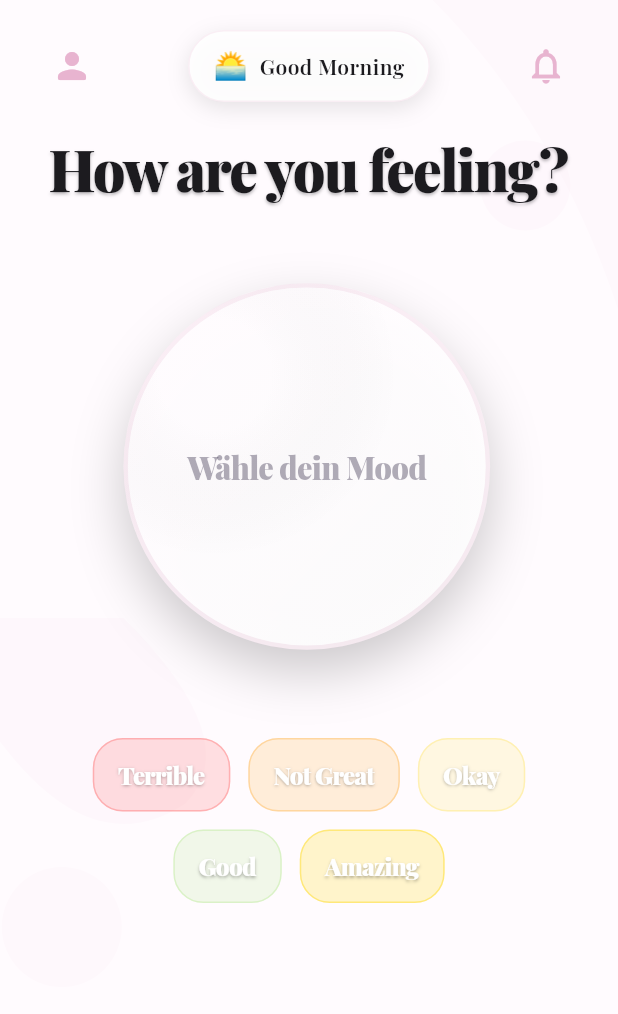
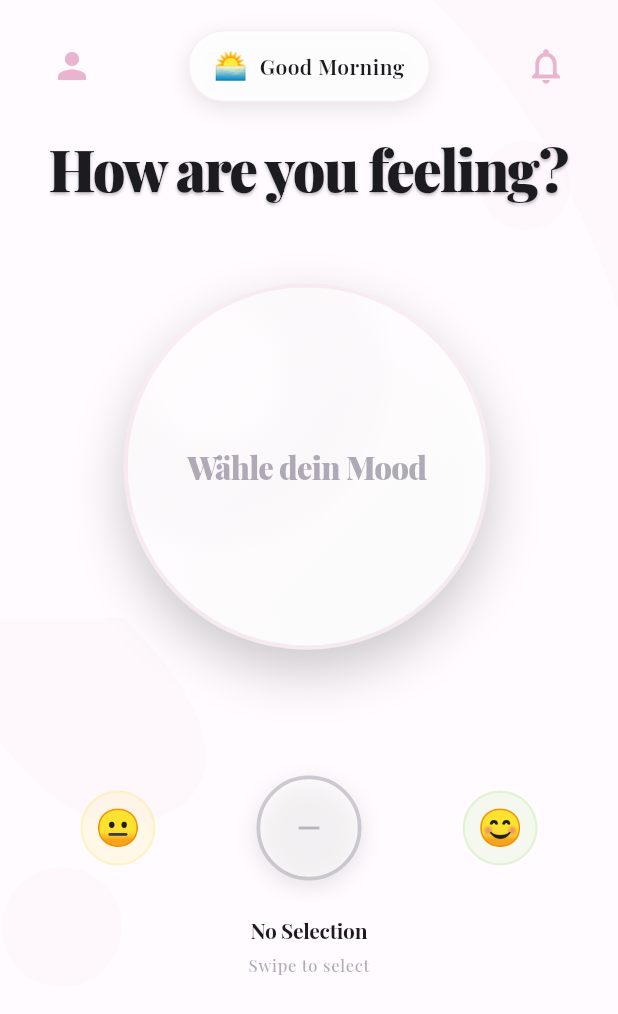
Before and after one commit to wwebpy/miuigirlsApp-Flutter, a Flutter app: the HomeScreen screen opened directly, on a phone screen of 412 x 824 dp. Shown: the top 1014 px of the screen. Run offline on Flutter 3.47's test engine with Material 3 defaults, Android fonts, the phone set to English and light mode, and no system bars; our stand-ins replace flutter_local_notifications, google_fonts, hive, hive_flutter, image_picker, table_calendar and 1 more; accounts and stored records are empty; generated files the repository leaves out were written again.

Commit message:
Mood Auswahl designed
- Horizontales Karussell implementiert
- Glow-Effekt für Liquid Fill Kreis
- Smooth Animationen beim Wechseln

```diff
--- a/lib/screens/home/home_screen.dart
+++ b/lib/screens/home/home_screen.dart
@@ -23,7 +23,9 @@ class _HomeScreenState extends State<HomeScreen> with TickerProviderStateMixin {
   List<Note> _recentNotes = [];
   late AnimationController _animationController;
   late AnimationController _pulseController;
+  late PageController _carouselController;
   int? _selectedMoodIndex;
+  int _currentCarouselIndex = 3; // Start in der Mitte (leerer Kreis)
 
   @override
   void initState() {
@@ -38,12 +40,18 @@ class _HomeScreenState extends State<HomeScreen> with TickerProviderStateMixin {
       vsync: this,
       duration: const Duration(milliseconds: 3000),
     )..repeat();
+
+    _carouselController = PageController(
+      initialPage: 3, // Start beim leeren Kreis (Index 3)
+      viewportFraction: 0.35, // Zeigt mehrere Buttons gleichzeitig
+    );
   }
 
   @override
   void dispose() {
     _animationController.dispose();
     _pulseController.dispose();
+    _carouselController.dispose();
     super.dispose();
   }
 
@@ -356,11 +364,12 @@ class _HomeScreenState extends State<HomeScreen> with TickerProviderStateMixin {
 
   Widget _buildMoodMap(colors) {
     final moodData = [
-      {'label': 'Terrible', 'emoji': '😢', 'color': const Color(0xFFFF6B6B), 'level': 0},
-      {'label': 'Not Great', 'emoji': '😕', 'color': const Color(0xFFFFB347), 'level': 1},
-      {'label': 'Okay', 'emoji': '😐', 'color': const Color(0xFFFFE66D), 'level': 2},
-      {'label': 'Good', 'emoji': '😊', 'color': const Color(0xFFB8E994), 'level': 3},
-      {'label': 'Amazing', 'emoji': '🤩', 'color': const Color(0xFFFFD700), 'level': 4},
+      {'label': 'Terrible', 'emoji': '😢', 'color': const Color(0xFFFF6B6B), 'level': 0, 'isEmpty': false},
+      {'label': 'Not Great', 'emoji': '😕', 'color': const Color(0xFFFFB347), 'level': 1, 'isEmpty': false},
+      {'label': 'Okay', 'emoji': '😐', 'color': const Color(0xFFFFE66D), 'level': 2, 'isEmpty': false},
+      {'label': 'No Selection', 'emoji': '', 'color': colors.textSecondary, 'level': -1, 'isEmpty': true}, // Leerer Kreis in der Mitte
+      {'label': 'Good', 'emoji': '😊', 'color': const Color(0xFFB8E994), 'level': 3, 'isEmpty': false},
+      {'label': 'Amazing', 'emoji': '🤩', 'color': const Color(0xFFFFD700), 'level': 4, 'isEmpty': false},
     ];
 
     return Padding(
@@ -410,17 +419,53 @@ class _HomeScreenState extends State<HomeScreen> with TickerProviderStateMixin {
                       child: Stack(
                         alignment: Alignment.center,
                         children: [
-                          // Outer glow rings
+                          // Outer glow rings - MEGA VERSTÄRKT
                           if (_todaysMood != null) ...[
+                            // Äußerster Glow Ring (sehr groß)
                             Container(
-                              width: 280,
-                              height: 280,
+                              width: 500,
+                              height: 500,
                               decoration: BoxDecoration(
                                 shape: BoxShape.circle,
                                 gradient: RadialGradient(
                                   colors: [
                                     _getMoodColor(_todaysMood!.moodLevel).withOpacity(0),
+                                    _getMoodColor(_todaysMood!.moodLevel).withOpacity(0.2),
+                                    _getMoodColor(_todaysMood!.moodLevel).withOpacity(0.12),
+                                    _getMoodColor(_todaysMood!.moodLevel).withOpacity(0.06),
+                                    _getMoodColor(_todaysMood!.moodLevel).withOpacity(0),
+                                  ],
+                                  stops: const [0.2, 0.5, 0.7, 0.85, 1.0],
+                                ),
+                              ),
+                            ),
+                            // Mittlerer Glow Ring
+                            Container(
+                              width: 380,
+                              height: 380,
+                              decoration: BoxDecoration(
+                                shape: BoxShape.circle,
+                                gradient: RadialGradient(
+                                  colors: [
+                                    _getMoodColor(_todaysMood!.moodLevel).withOpacity(0),
+                                    _getMoodColor(_todaysMood!.moodLevel).withOpacity(0.3),
                                     _getMoodColor(_todaysMood!.moodLevel).withOpacity(0.15),
+                                    _getMoodColor(_todaysMood!.moodLevel).withOpacity(0),
+                                  ],
+                                  stops: const [0.3, 0.6, 0.8, 1.0],
+                                ),
+                              ),
+                            ),
+                            // Innerer Glow Ring
+                            Container(
+                              width: 300,
+                              height: 300,
+                              decoration: BoxDecoration(
+                                shape: BoxShape.circle,
+                                gradient: RadialGradient(
+                                  colors: [
+                                    _getMoodColor(_todaysMood!.moodLevel).withOpacity(0),
+                                    _getMoodColor(_todaysMood!.moodLevel).withOpacity(0.35),
                                     _getMoodColor(_todaysMood!.moodLevel).withOpacity(0),
                                   ],
                                   stops: const [0.4, 0.7, 1.0],
@@ -453,12 +498,26 @@ class _HomeScreenState extends State<HomeScreen> with TickerProviderStateMixin {
                                   blurRadius: 30,
                                   offset: const Offset(0, 15),
                                 ),
-                                if (_todaysMood != null)
+                                // MEGA VERSTÄRKTER Glow Shadow
+                                if (_todaysMood != null) ...[
+                                  BoxShadow(
+                                    color: _getMoodColor(_todaysMood!.moodLevel).withOpacity(0.6),
+                                    blurRadius: 100,
+                                    offset: const Offset(0, 0),
+                                    spreadRadius: 30,
+                                  ),
+                                  BoxShadow(
+                                    color: _getMoodColor(_todaysMood!.moodLevel).withOpacity(0.4),
+                                    blurRadius: 70,
+                                    offset: const Offset(0, 5),
+                                    spreadRadius: 20,
+                                  ),
                                   BoxShadow(
                                     color: _getMoodColor(_todaysMood!.moodLevel).withOpacity(0.3),
-                                    blurRadius: 40,
+                                    blurRadius: 50,
                                     offset: const Offset(0, 10),
                                   ),
+                                ],
                               ],
                             ),
                             child: ClipOval(
@@ -600,70 +659,131 @@ class _HomeScreenState extends State<HomeScreen> with TickerProviderStateMixin {
             ),
           ),
 
-          const SizedBox(height: 40),
+          const SizedBox(height: 50),
 
-          // Mood buttons row
-          Wrap(
-            spacing: 12,
-            runSpacing: 12,
-            alignment: WrapAlignment.center,
-            children: moodData.map((mood) {
-              final index = mood['level'] as int;
-              final isSelected = _todaysMood?.moodLevel == index;
+          // Option A: Clean Carousel (neu gebaut)
+          SizedBox(
+            height: 100,
+            child: PageView.builder(
+              controller: _carouselController,
+              onPageChanged: (index) {
+                setState(() {
+                  _currentCarouselIndex = index;
+                });
+              },
+              itemCount: moodData.length,
+              itemBuilder: (context, index) {
+                final mood = moodData[index];
+                final moodLevel = mood['level'] as int;
                 final color = mood['color'] as Color;
                 final label = mood['label'] as String;
+                final emoji = mood['emoji'] as String;
+                final isEmpty = mood['isEmpty'] as bool;
+                final isCenter = index == _currentCarouselIndex;
 
                 return GestureDetector(
                   onTap: () {
-                  setState(() => _selectedMoodIndex = index);
+                    if (!isCenter) {
+                      _carouselController.animateToPage(
+                        index,
+                        duration: const Duration(milliseconds: 300),
+                        curve: Curves.easeInOut,
+                      );
+                    } else if (!isEmpty) {
+                      setState(() => _selectedMoodIndex = moodLevel);
                       Future.delayed(const Duration(milliseconds: 100), () {
-                    _setMood(index);
+                        _setMood(moodLevel);
                       });
+                    }
                   },
+                  child: Center(
                     child: AnimatedContainer(
                       duration: const Duration(milliseconds: 300),
-                  padding: const EdgeInsets.symmetric(horizontal: 16, vertical: 12),
+                      curve: Curves.easeInOut,
+                      width: isCenter ? 70 : 50,
+                      height: isCenter ? 70 : 50,
                       decoration: BoxDecoration(
-                    gradient: isSelected
+                        shape: BoxShape.circle,
+                        gradient: isCenter && !isEmpty
                             ? LinearGradient(
-                            colors: [color, color.withOpacity(0.7)],
+                                colors: [
+                                  color,
+                                  color.withOpacity(0.8),
+                                ],
+                                begin: Alignment.topLeft,
+                                end: Alignment.bottomRight,
                               )
                             : null,
-                    color: isSelected ? null : color.withOpacity(0.2),
-                    borderRadius: BorderRadius.circular(20),
-                    border: Border.all(
-                      color: isSelected ? color : color.withOpacity(0.4),
-                      width: isSelected ? 2 : 1,
-                    ),
-                    boxShadow: isSelected
+                        color: isEmpty
+                            ? colors.surface.withOpacity(0.5)
+                            : (isCenter ? null : color.withOpacity(0.15)),
+                        boxShadow: isCenter
                             ? [
                                 BoxShadow(
-                              color: color.withOpacity(0.4),
+                                  color: isEmpty
+                                      ? colors.shadow.withOpacity(0.1)
+                                      : color.withOpacity(0.3),
                                   blurRadius: 12,
                                   offset: const Offset(0, 4),
                                 ),
                               ]
-                        : null,
+                            : [],
+                        border: Border.all(
+                          color: isEmpty
+                              ? colors.textSecondary.withOpacity(0.3)
+                              : (isCenter ? Colors.white.withOpacity(0.9) : color.withOpacity(0.3)),
+                          width: isCenter ? 2.5 : 1.5,
                         ),
-                  child: Text(
-                    label,
+                      ),
+                      child: Center(
+                        child: isEmpty
+                            ? Icon(
+                                Icons.remove,
+                                color: colors.textSecondary.withOpacity(0.4),
+                                size: isCenter ? 24 : 18,
+                              )
+                            : Text(
+                                emoji,
                                 style: TextStyle(
-                      fontSize: 16,
-                      fontWeight: FontWeight.w900,
-                      color: Colors.white,
-                      letterSpacing: -0.5,
-                      shadows: [
-                        Shadow(
-                          color: Colors.black.withOpacity(0.3),
-                          offset: const Offset(0, 1),
-                          blurRadius: 2,
+                                  fontSize: isCenter ? 32 : 24,
                                 ),
-                      ],
+                              ),
                       ),
                     ),
                   ),
                 );
-            }).toList(),
+              },
+            ),
+          ),
+
+          const SizedBox(height: 8),
+
+          // Label unter dem Carousel
+          AnimatedSwitcher(
+            duration: const Duration(milliseconds: 250),
+            child: Text(
+              moodData[_currentCarouselIndex]['label'] as String,
+              key: ValueKey(_currentCarouselIndex),
+              style: TextStyle(
+                fontSize: 14,
+                fontWeight: FontWeight.w700,
+                color: colors.textPrimary,
+                letterSpacing: -0.2,
+              ),
+            ),
+          ),
+
+          const SizedBox(height: 6),
+
+          // Instruction Text
+          Text(
+            'Swipe to select',
+            style: TextStyle(
+              fontSize: 11,
+              fontWeight: FontWeight.w500,
+              color: colors.textSecondary.withOpacity(0.5),
+              letterSpacing: 0.5,
+            ),
           ),
 
           if (_todaysMood != null) ...[
```
Lines whose indentation alone changed are shown as unchanged.
